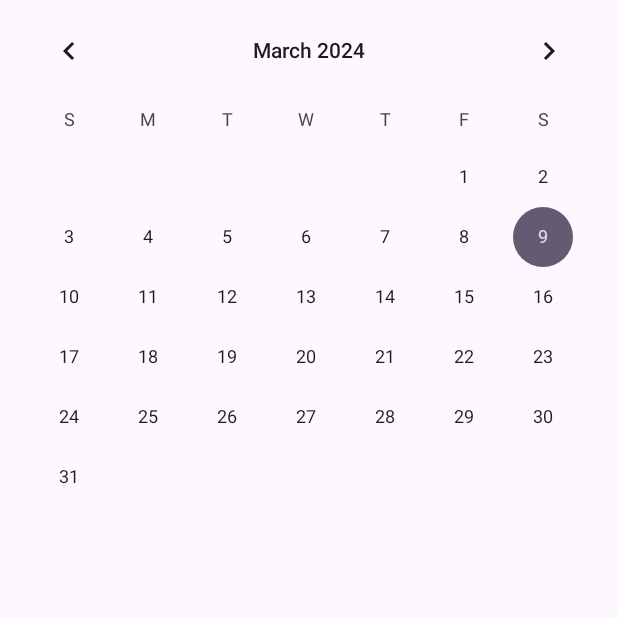
After one commit to NicHerce/MOBDEV-MCO, an Android app: the ReserveLocationActivity screen opened directly, with no data from a screen before it, on a phone screen of 412 x 824 dp, the top half of it. The commit adds this screen. Run offline under Robolectric (Android 15) with nearby library versions, the phone set to English and light mode, and no system bars.

Commit message:
edit on adapter, home, and view holder for the onlick of a location to reserve - opens a calendar at the moment.

```diff
--- a/app/src/main/AndroidManifest.xml
+++ b/app/src/main/AndroidManifest.xml
@@ -13,9 +13,11 @@
         android:theme="@style/Theme.MOBDEV_MCO"
         tools:targetApi="31">
         <activity
+            android:name=".ReserveLocationActivity"
+            android:exported="false" />
+        <activity
             android:name=".ViewReservationsActivity"
-            android:exported="false" />
-        <!-- <activity -->
+            android:exported="false" /> <!-- <activity -->
         <!-- android:name=".HomePageActivity" -->
         <!-- android:exported="false" -->
         <!-- android:label="@string/title_activity_home_page" -->
--- a/app/src/main/java/com/mobdeve/s12/group9/mobdev_mco/Location.kt
+++ /dev/null
@@ -1,3 +0,0 @@
-package com.mobdeve.s12.group9.mobdev_mco
-
-class Location (val name: String, val imageID: Int)
--- /dev/null
+++ b/app/src/main/java/com/mobdeve/s12/group9/mobdev_mco/LocationModel.kt
@@ -0,0 +1,3 @@
+package com.mobdeve.s12.group9.mobdev_mco
+
+class LocationModel (val name: String, val imageID: Int)
--- a/app/src/main/java/com/mobdeve/s12/group9/mobdev_mco/MyViewHolder.kt
+++ b/app/src/main/java/com/mobdeve/s12/group9/mobdev_mco/MyViewHolder.kt
@@ -5,8 +5,8 @@ import com.mobdeve.s12.group9.mobdev_mco.databinding.LocationsLayoutBinding
 
 class MyViewHolder(private val viewBinding: LocationsLayoutBinding): RecyclerView.ViewHolder(viewBinding.root) {
     // Performs the binding of the email data to the views in the ViewHolder
-    fun bindData(location: Location) {
-        this.viewBinding.ivLocationImg.setImageResource(location.imageID)
-        this.viewBinding.tvLocationName.text = location.name
+    fun bindData(locationModel: LocationModel) {
+        this.viewBinding.ivLocationImg.setImageResource(locationModel.imageID)
+        this.viewBinding.tvLocationName.text = locationModel.name
     }
 }
--- /dev/null
+++ b/app/src/main/java/com/mobdeve/s12/group9/mobdev_mco/ReserveLocationActivity.kt
@@ -0,0 +1,41 @@
+package com.mobdeve.s12.group9.mobdev_mco
+
+import android.app.Activity
+import android.content.Intent
+import androidx.appcompat.app.AppCompatActivity
+import android.os.Bundle
+import android.view.View
+import com.mobdeve.s12.group9.mobdev_mco.databinding.ActivityReserveLocationBinding
+
+class ReserveLocationActivity : AppCompatActivity() {
+    companion object {
+        const val nameKey : String = "NAME_KEY"
+        const val imageIdKey : String = "IMAGE_ID_KEY"
+        const val positionKey: String = "POSITION_KEY"
+    }
+
+    private lateinit var nameString: String
+    private lateinit var bodyString: String
+
+    private lateinit var reserveLocationBinding: ActivityReserveLocationBinding   // Holds the views of the ActivityViewNoteBinding
+
+    override fun onCreate(savedInstanceState: Bundle?) {
+        super.onCreate(savedInstanceState)
+        this.reserveLocationBinding = ActivityReserveLocationBinding.inflate(layoutInflater)
+        setContentView(reserveLocationBinding.root)
+
+//        reserveLocationBinding.titleEtv.setText(intent.getStringExtra(ReserveLocationActivity.nameKey))
+//        reserveLocationBinding.bodyEtv.setText(intent.getStringExtra(ReserveLocationActivity.imageIdKey))
+//        val position = intent.getIntExtra(ReserveLocationActivity.positionKey, 0)
+//
+//        reserveLocationBinding.saveChangesBtn.setOnClickListener(View.OnClickListener {
+//            val intent: Intent = Intent()
+//            intent.putExtra(ReserveLocationActivity.nameKey, reserveLocationBinding.titleEtv.text.toString())
+//            intent.putExtra(ReserveLocationActivity.imageIdKey, reserveLocationBinding.bodyEtv.text.toString())
+//            intent.putExtra(ReserveLocationActivity.positionKey, position)
+//
+//            setResult(Activity.RESULT_OK, intent)
+//            finish()
+//        })
+        }
+    }
--- /dev/null
+++ b/app/src/main/res/layout/activity_reserve_location.xml
@@ -0,0 +1,19 @@
+<?xml version="1.0" encoding="utf-8"?>
+<LinearLayout xmlns:android="http://schemas.android.com/apk/res/android"
+    xmlns:app="http://schemas.android.com/apk/res-auto"
+    xmlns:tools="http://schemas.android.com/tools"
+    android:layout_width="match_parent"
+    android:layout_height="match_parent"
+    tools:context=".ReserveLocationActivity">
+
+<!--    <CalendarView-->
+<!--        android:id="@+id/calendar"-->
+<!--        android:layout_width="wrap_content"-->
+<!--        android:layout_height="wrap_content"></CalendarView>-->
+
+    <CalendarView
+        android:id="@+id/calendarView"
+        android:layout_width="wrap_content"
+        android:layout_height="wrap_content"
+        android:layout_weight="1" />
+</LinearLayout>
```
Also changed, not shown: app/src/main/java/com/mobdeve/s12/group9/mobdev_mco/HomeActivity.kt (+29 -4 lines), app/src/main/java/com/mobdeve/s12/group9/mobdev_mco/LocationGenerator.kt (+4 -4 lines), app/src/main/java/com/mobdeve/s12/group9/mobdev_mco/MyAdapter.kt (+23 -2 lines).
